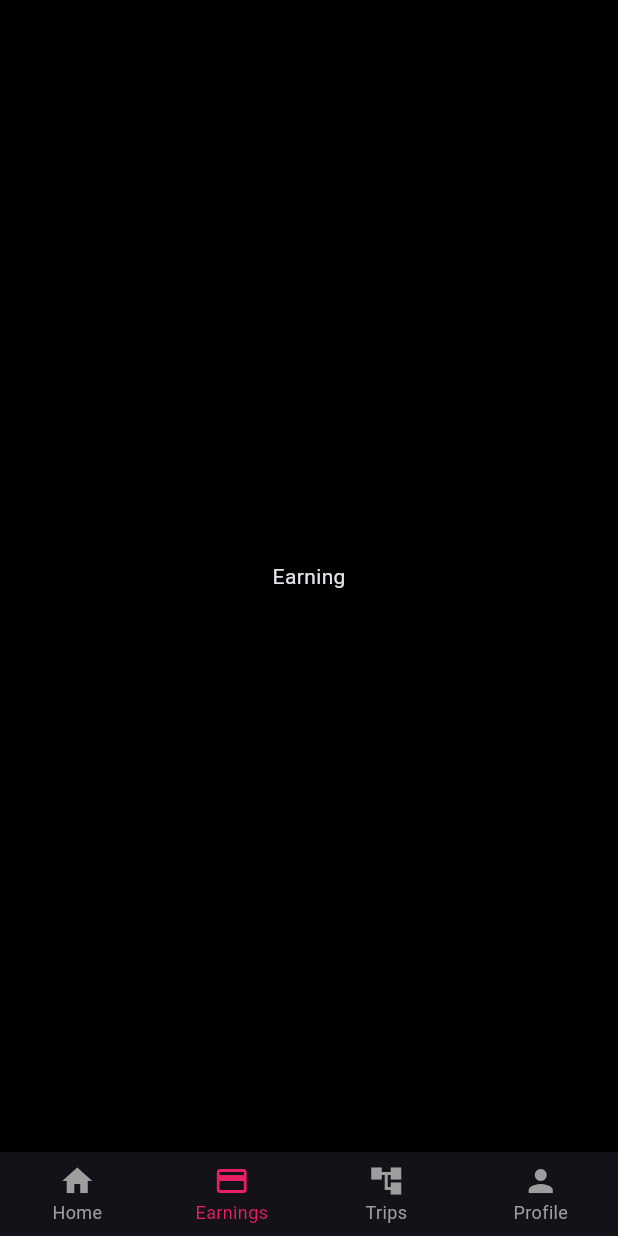
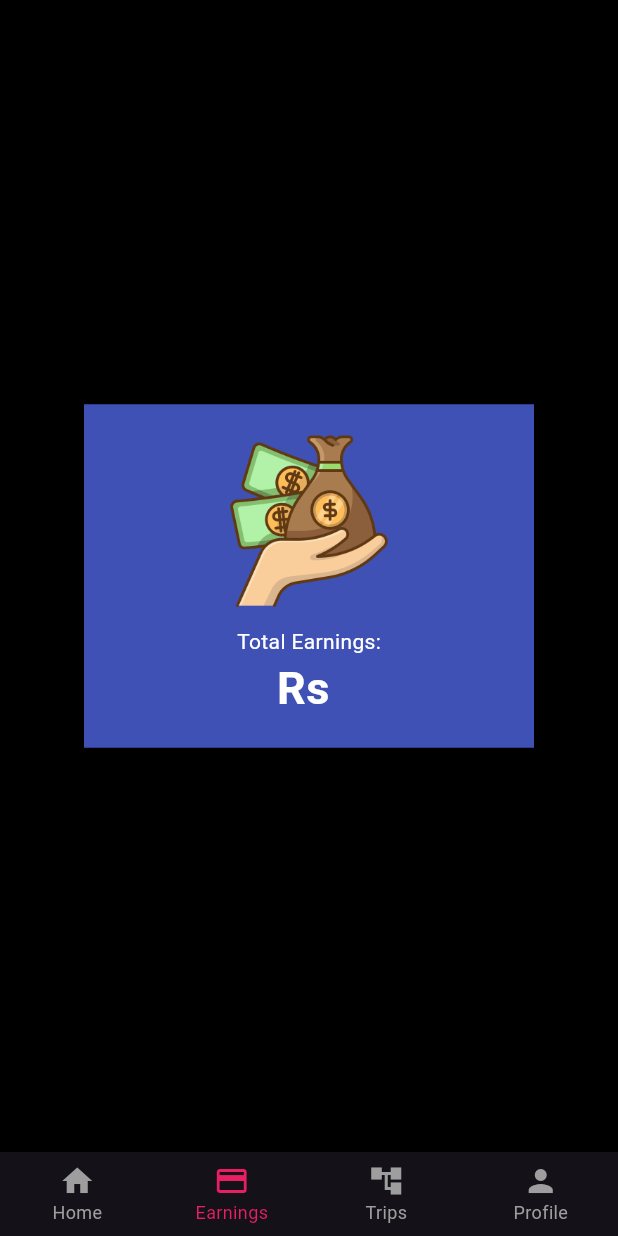
Before and after one commit to offfahad/uber-clone, a Flutter app: the Dashboard screen opened directly, item 2 of the bottom bar chosen, on a phone screen of 412 x 824 dp. Run offline on Flutter 3.47's test engine with Material 3 defaults, Android fonts, the phone set to English and light mode, and no system bars; our stand-ins replace assets_audio_player, connectivity_plus, firebase_auth, firebase_core, firebase_database, firebase_messaging and 7 more; missing offline and left inert: flutter_geofire, flutter_notification_channel, flutter_polyline_points, googleapis, restart_app; accounts and stored records are empty; key blocks and very long unbroken strings in the code were emptied for the run.

Commit message:
earning-page-complete

```diff
--- a/uber_drivers_app/lib/pages/dashboard.dart
+++ b/uber_drivers_app/lib/pages/dashboard.dart
@@ -53,7 +53,7 @@ class _DashboardState extends State<Dashboard> with SingleTickerProviderStateMix
         controller: controller,
         children: const [
           HomePage(),
-          EarningPage(),
+          EarningsPage(),
           TripsPage(),
           ProfilePage(),
         ],
--- a/uber_drivers_app/lib/pages/earning_page.dart
+++ b/uber_drivers_app/lib/pages/earning_page.dart
@@ -1,20 +1,79 @@
+import 'package:firebase_auth/firebase_auth.dart';
+import 'package:firebase_database/firebase_database.dart';
 import 'package:flutter/material.dart';
 
-class EarningPage extends StatefulWidget {
-  const EarningPage({super.key});
+class EarningsPage extends StatefulWidget {
+  const EarningsPage({super.key});
 
   @override
-  State<EarningPage> createState() => _EarningPageState();
+  State<EarningsPage> createState() => _EarningsPageState();
 }
 
-class _EarningPageState extends State<EarningPage> {
+class _EarningsPageState extends State<EarningsPage> {
+  String driverEarnings = "";
+
+  getTotalEarningsOfCurrentDriver() async {
+    DatabaseReference driversRef = FirebaseDatabase.instance.ref().child("drivers");
+
+    await driversRef.child(FirebaseAuth.instance.currentUser!.uid)
+        .once()
+        .then((snap) {
+      if ((snap.snapshot.value as Map)["earnings"] != null) {
+        setState(() {
+          double earnings = (snap.snapshot.value as Map)["earnings"];
+          driverEarnings = earnings.toStringAsFixed(2); // Display 2 digits after decimal
+        });
+      }
+    });
+  }
+
+  @override
+  void initState() {
+    super.initState();
+    getTotalEarningsOfCurrentDriver();
+  }
+
   @override
   Widget build(BuildContext context) {
-    return const Scaffold(
-      body: Center(
-        child: Text(
-          "Earning",
-        ),
+    return Scaffold(
+      body: Column(
+        mainAxisAlignment: MainAxisAlignment.center,
+        children: [
+          Center(
+            child: Container(
+              color: Colors.indigo,
+              width: 300,
+              child: Padding(
+                padding: const EdgeInsets.all(18.0),
+                child: Column(
+                  children: [
+                    Image.asset(
+                      "assets/images/totalearnings.png",
+                      width: 120,
+                    ),
+                    const SizedBox(
+                      height: 10,
+                    ),
+                    const Text(
+                      "Total Earnings:",
+                      style: TextStyle(
+                        color: Colors.white,
+                      ),
+                    ),
+                    Text(
+                      "Rs $driverEarnings",
+                      style: const TextStyle(
+                        color: Colors.white,
+                        fontSize: 30,
+                        fontWeight: FontWeight.bold,
+                      ),
+                    ),
+                  ],
+                ),
+              ),
+            ),
+          ),
+        ],
       ),
     );
   }
```
